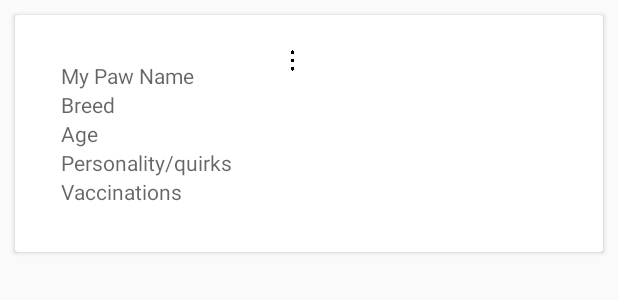
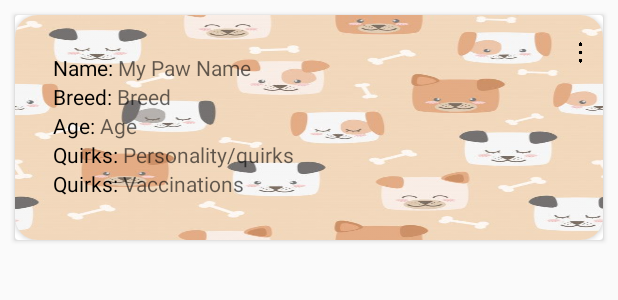
Before and after one commit to venkatapasupulati/cis651final, an Android app: the layout paw_profile_view.xml on its own in the app's theme, with its tools: preview values and no code run, on a phone screen of 412 x 824 dp. Shown: the top 300 px of the screen. Run offline under Robolectric (Android 15) with nearby library versions, the phone set to English and light mode, and no system bars.

Commit message:
Paw Profile fragment
Cleaned up the cardview for the dog owner. added a back drop and made it so that the quirks description is added

```diff
--- a/app/src/main/java/com/suuniv/afinal/HomeFragment.java
+++ b/app/src/main/java/com/suuniv/afinal/HomeFragment.java
@@ -30,6 +30,9 @@ public class HomeFragment extends Fragment {
 
     private FirebaseAuth mAuth;
     private FirebaseUser currentUser;
+    private Uri imageUri=null;
+    FirebaseDatabase database = FirebaseDatabase.getInstance();
+    DatabaseReference allPostsRef = database.getReference("UserProfile");
 
 
     @Nullable
@@ -56,6 +59,47 @@ public class HomeFragment extends Fragment {
                 showMap(ma);
             }
         });
+
+
+        mAuth = FirebaseAuth.getInstance();
+        currentUser = mAuth.getCurrentUser();
+
+
+        allPostsRef.addChildEventListener(new ChildEventListener() {
+            @Override
+            public void onChildAdded(@NonNull DataSnapshot snapshot, @Nullable String previousChildName) {
+                if(currentUser.getUid().equalsIgnoreCase(snapshot.child("userId").getValue().toString())) {
+                    UserProfile userProfiles = snapshot.getValue(UserProfile.class);
+                    HashMap userProfile = (HashMap) snapshot.getValue();
+                    imageUri= Uri.parse(userProfiles.profileImage);
+                    ImageView imageView = v.findViewById(R.id.image);
+                    Picasso.get().load(userProfiles.getProfileImage()).into(imageView);
+                }
+
+            }
+
+            @Override
+            public void onChildChanged(@NonNull DataSnapshot snapshot, @Nullable String previousChildName) {
+
+            }
+
+            @Override
+            public void onChildRemoved(@NonNull DataSnapshot snapshot) {
+
+            }
+
+            @Override
+            public void onChildMoved(@NonNull DataSnapshot snapshot, @Nullable String previousChildName) {
+
+            }
+
+            @Override
+            public void onCancelled(@NonNull DatabaseError error) {
+
+            }
+        });
+
+
         return v;
     }
 
--- a/app/src/main/java/com/suuniv/afinal/NavigationDrawer.java
+++ b/app/src/main/java/com/suuniv/afinal/NavigationDrawer.java
@@ -36,7 +36,9 @@ import com.google.firebase.database.DatabaseReference;
 import com.google.firebase.database.FirebaseDatabase;
 import com.google.firebase.database.ValueEventListener;
 import com.squareup.picasso.Picasso;
+import com.suuniv.afinal.paw.PawModel;
 import com.suuniv.afinal.paw.PawProfile;
+import com.suuniv.afinal.paw.PawProfilesRecycler;
 
 import java.util.HashMap;
 
@@ -115,34 +117,10 @@ public class NavigationDrawer extends AppCompatActivity implements  NavigationVi
 
     getSupportFragmentManager().beginTransaction().replace(R.id.main_container, new HomeFragment()).commit();
 
-        mAuth = FirebaseAuth.getInstance();
-        currentUser = mAuth.getCurrentUser();
-        FirebaseDatabase database2 = FirebaseDatabase.getInstance();
-        DatabaseReference allPostsRef2 = database.getReference("UserProfile");
 
 
-        allPostsRef2.orderByChild("userId").equalTo(currentUser.getUid()).addChildEventListener(new ChildEventListener()  {
-            @Override
-            public void onChildAdded(DataSnapshot dataSnapshot, String prevChildKey) {
-                UserProfile userProfiles = dataSnapshot.getValue(UserProfile.class);
-                HashMap userProfile = (HashMap) dataSnapshot.getValue();
-                imageUri= Uri.parse(userProfiles.profileImage);
-                ImageView imageView = findViewById(R.id.image);
-                Picasso.get().load(userProfiles.getProfileImage()).into(imageView);
-            }
-            @Override
-            public void onChildChanged(@NonNull DataSnapshot snapshot, @Nullable String previousChildName) {
-            }
-            @Override
-            public void onChildRemoved(@NonNull DataSnapshot snapshot) {
-            }
-            @Override
-            public void onChildMoved(@NonNull DataSnapshot snapshot, @Nullable String previousChildName) {
-            }
-            @Override
-            public void onCancelled(@NonNull DatabaseError error) {
-            }
-        });
+
+
 
     }
 
--- a/app/src/main/java/com/suuniv/afinal/paw/PawProfilesRecycler.java
+++ b/app/src/main/java/com/suuniv/afinal/paw/PawProfilesRecycler.java
@@ -139,6 +139,7 @@ public class PawProfilesRecycler extends RecyclerView.Adapter<PawProfilesRecycle
             System.out.println("onBINdholder "+u.getPaw_name());
             holder.name_v.setText(u.getPaw_name());
             holder.breed.setText(u.getBreed());
+            holder.quirks.setText(u.getQuirks());
             holder.vacinations.setText(u.getVaccinations());
 
             holder.extras_v.setOnClickListener(new View.OnClickListener() {
@@ -200,16 +201,11 @@ public class PawProfilesRecycler extends RecyclerView.Adapter<PawProfilesRecycle
                                     alert.show();
 
                                     return true;
-
                                 case R.id.update:
-
                                     return true;
-
                                 default:
                                     return false;
                             }
-
-
                         }
                     });
                 }
@@ -227,7 +223,7 @@ public class PawProfilesRecycler extends RecyclerView.Adapter<PawProfilesRecycle
     public static class ViewHolder extends RecyclerView.ViewHolder{
         public TextView name_v;
         public TextView age;
-
+        public TextView quirks;
         public TextView breed;
         public TextView vacinations;
         public ImageView imageView;
@@ -245,6 +241,8 @@ public class PawProfilesRecycler extends RecyclerView.Adapter<PawProfilesRecycle
             breed=v.findViewById(R.id.breed);
             vacinations = v.findViewById(R.id.vaccinations);
 
+            quirks = v.findViewById(R.id.quirks);
+
             extras_v = v.findViewById(R.id.extras);
 
         }
--- a/app/src/main/res/layout/account_summary.xml
+++ b/app/src/main/res/layout/account_summary.xml
@@ -38,7 +38,7 @@
             android:layout_width="wrap_content"
             android:layout_height="wrap_content"
             android:numStars="10"
-            android:stepSize="2"
+            android:stepSize="1"
             style="@style/CustomRatingBarStyle"
             />
     </LinearLayout>
@@ -56,19 +56,20 @@
 
     <Button
         android:layout_width="wrap_content"
-        android:layout_height="match_parent"
+        android:layout_height="wrap_content"
         android:id="@+id/sms"
         android:text="SMS"
         android:onClick="sms"
-        tools:ignore="MissingConstraints"></Button>
+        app:layout_constraintTop_toBottomOf="@id/paymentMethod"
+        app:layout_constraintLeft_toLeftOf="parent"/>
 
     <Button
         android:layout_width="wrap_content"
-        android:layout_height="match_parent"
+        android:layout_height="wrap_content"
         android:id="@+id/geoLocation"
         android:text="Location"
         app:layout_constraintTop_toBottomOf="@id/paymentMethod"
-        tools:ignore="MissingConstraints"></Button>
+        app:layout_constraintRight_toRightOf="parent"/>
 
 
 </androidx.constraintlayout.widget.ConstraintLayout>
--- a/app/src/main/res/layout/paw_profile_view.xml
+++ b/app/src/main/res/layout/paw_profile_view.xml
@@ -11,61 +11,151 @@
     card_view:cardElevation="5dp"
     card_view:cardUseCompatPadding="true">
 
-    <LinearLayout
-        android:layout_width="wrap_content"
-        android:layout_height="match_parent"
+    <androidx.cardview.widget.CardView
+        android:layout_width="match_parent"
+        android:layout_height="wrap_content"
         android:orientation="horizontal"
         android:padding="5dp"
         android:weightSum="3"
+        app:cardCornerRadius="15dp"
         app:layout_constraintLeft_toLeftOf="parent"
         app:layout_constraintTop_toTopOf="parent">
-    <LinearLayout
+
+        <ImageView
+            android:src="@drawable/dog_owner"
+            android:layout_width="match_parent"
+            android:layout_height="150dp"
+            android:scaleType="fitXY"
+            android:alpha="0.8"
+            card_view:ignore="MissingConstraints" />
+
+
+    <androidx.constraintlayout.widget.ConstraintLayout
         android:orientation="vertical"
         android:layout_width="match_parent"
         android:layout_height="wrap_content"
         android:layout_margin="10dp"
         android:padding="15dp"
-        app:layout_constraintTop_toBottomOf="@id/my_toolbar">
+        >
 
+
+        <TextView
+            android:layout_width="wrap_content"
+            android:layout_height="wrap_content"
+            android:text="Name: "
+            app:layout_constraintTop_toTopOf="parent"
+            app:layout_constraintLeft_toLeftOf="parent"
+            android:id="@+id/name"
+            android:textColor="@color/black"
+            />
 
         <TextView
             android:id="@+id/paw_name"
             android:hint="My Paw Name"
-            android:layout_width="match_parent"
-            android:layout_height="wrap_content"></TextView>
+            android:layout_width="wrap_content"
+            android:layout_height="wrap_content"
+            app:layout_constraintLeft_toRightOf="@id/name"
+            app:layout_constraintTop_toTopOf="@id/name"
+            android:textColor="@color/black"
+            />
+
+        <TextView
+            android:layout_width="wrap_content"
+            android:layout_height="wrap_content"
+            android:text="Breed: "
+            app:layout_constraintTop_toBottomOf="@id/paw_name"
+            app:layout_constraintLeft_toLeftOf="parent"
+            android:id="@+id/breedType"
+            android:textColor="@color/black"
+            />
+
 
         <TextView
             android:hint="Breed"
             android:id="@+id/breed"
-            android:layout_width="match_parent"
-            android:layout_height="wrap_content"></TextView>
+            android:layout_width="wrap_content"
+            android:layout_height="wrap_content"
+            app:layout_constraintLeft_toRightOf="@id/breedType"
+            app:layout_constraintTop_toTopOf="@id/breedType"
+            android:textColor="@color/black"
+            />
+
+
+        <TextView
+            android:layout_width="wrap_content"
+            android:layout_height="wrap_content"
+            android:text="Age: "
+            app:layout_constraintTop_toBottomOf="@id/breedType"
+            app:layout_constraintLeft_toLeftOf="parent"
+            android:id="@+id/age2"
+            android:textColor="@color/black"
+            />
+
         <TextView
             android:hint="Age"
             android:id="@+id/age"
-            android:layout_width="match_parent"
-            android:layout_height="wrap_content"></TextView>
+            android:layout_width="wrap_content"
+            android:layout_height="wrap_content"
+            app:layout_constraintLeft_toRightOf="@id/age2"
+            app:layout_constraintTop_toTopOf="@id/age2"
+            android:textColor="@color/black"
+            />
+
+        <TextView
+            android:layout_width="wrap_content"
+            android:layout_height="wrap_content"
+            android:text="Quirks: "
+            app:layout_constraintTop_toBottomOf="@id/age2"
+            app:layout_constraintLeft_toLeftOf="parent"
+            android:id="@+id/quirks2"
+            android:textColor="@color/black"
+            />
 
         <TextView
             android:hint="Personality/quirks"
             android:id="@+id/quirks"
-            android:layout_width="match_parent"
-            android:layout_height="wrap_content"></TextView>
+            android:layout_width="wrap_content"
+            android:layout_height="wrap_content"
+            app:layout_constraintLeft_toRightOf="@id/quirks2"
+            app:layout_constraintTop_toTopOf="@id/quirks2"
+            android:textColor="@color/black"
+            />
+
+        <TextView
+            android:layout_width="wrap_content"
+            android:layout_height="wrap_content"
+            android:text="Quirks: "
+            app:layout_constraintTop_toBottomOf="@id/quirks2"
+            app:layout_constraintLeft_toLeftOf="parent"
+            android:id="@+id/vac"
+            android:textColor="@color/black"
+            />
 
         <TextView
             android:hint="Vaccinations"
             android:id="@+id/vaccinations"
-            android:layout_width="match_parent"
-            android:layout_height="wrap_content"></TextView>
-    </LinearLayout>
+            android:layout_width="wrap_content"
+            android:layout_height="wrap_content"
+            app:layout_constraintLeft_toRightOf="@id/vac"
+            app:layout_constraintTop_toTopOf="@id/vac"
+            android:textColor="@color/black"
+            />
+
+
+    </androidx.constraintlayout.widget.ConstraintLayout>
         <ImageView
             android:id="@+id/extras"
             android:layout_width="30dp"
             android:layout_height="50dp"
             android:layout_gravity="right"
             android:clickable="true"
-            app:srcCompat="@drawable/_065255" />
+            app:srcCompat="@drawable/_065255"
+            app:layout_constraintTop_toTopOf="parent"
+            app:layout_constraintRight_toRightOf="parent"/>
 
 
-    </LinearLayout>
+
+
+    </androidx.cardview.widget.CardView>
 
 </androidx.cardview.widget.CardView>
```
Also changed, not shown: app/src/main/res/drawable/dog_owner.jpg (added).
